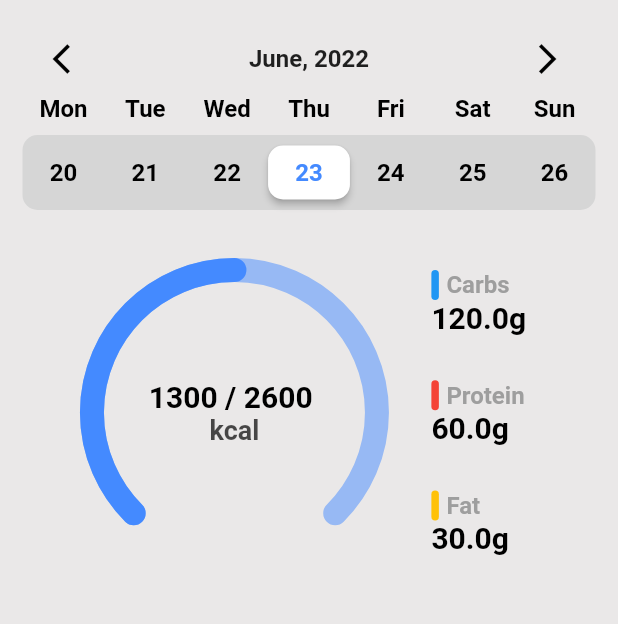
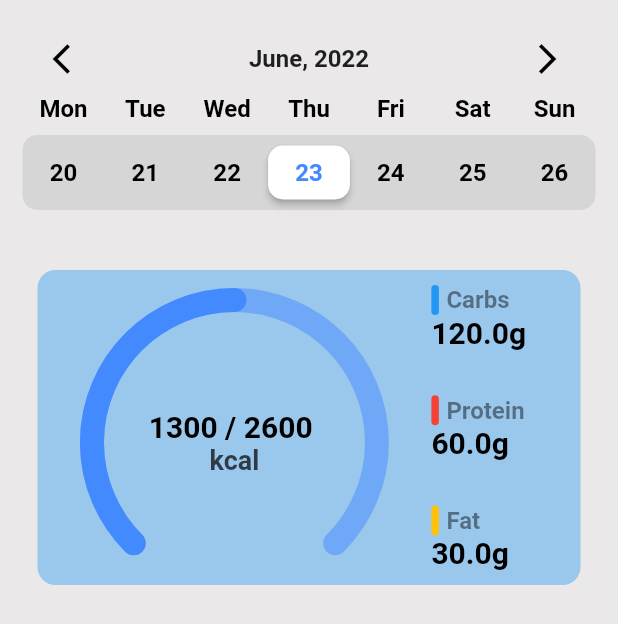
Before and after one commit to DodoorSoft/calorie_diary, a Flutter app: the screen it shows after launch, on a phone screen of 412 x 824 dp. Shown: the top 624 px of the screen. Run offline on Flutter 3.47's test engine with Material 2 defaults, Android fonts, the phone set to English and light mode, and no system bars.

Commit message:
custom card

```diff
--- /dev/null
+++ b/lib/components/custom_card.dart
@@ -0,0 +1,21 @@
+import 'package:flutter/material.dart';
+
+
+class CustomCard extends StatelessWidget {
+
+  final Color cardColor;
+  final Widget cardChild;
+
+  const CustomCard({Key? key, required this.cardColor, required this.cardChild}) : super(key: key);
+
+  @override
+  Widget build(BuildContext context) {
+    return Container(
+      decoration: BoxDecoration(
+        borderRadius: BorderRadius.circular(12),
+        color: cardColor.withOpacity(.4),
+      ),
+      child: cardChild,
+    );
+  }
+}
--- a/lib/components/macros.dart
+++ b/lib/components/macros.dart
@@ -30,7 +30,7 @@ class Macros extends StatelessWidget {
                 ),
               ),
             ),
-            Text(macroType,style: kSubTitleStyle.copyWith(color: Colors.grey)),
+            Text(macroType,style: kSubTitleStyle.copyWith(color: Colors.black45)),
           ],
         ),
         Text('${macroAmount}g',style: kSubTitleStyle.copyWith(color: Colors.black,fontSize: 20))
--- a/lib/views/home_screen.dart
+++ b/lib/views/home_screen.dart
@@ -1,4 +1,5 @@
 import 'package:calorie_diary/components/calorie_progress_bar.dart';
+import 'package:calorie_diary/components/custom_card.dart';
 import 'package:calorie_diary/components/macros.dart';
 import 'package:calorie_diary/components/top_calendar.dart';
 import 'package:calorie_diary/constants.dart';
@@ -29,13 +30,16 @@ class _HomeScreenState extends State<HomeScreen> {
               TopCalendar(parentAction: (DateTime date){}),
               Padding(
                 padding: const EdgeInsets.only(left:10.0,right: 10,top: 40),
-                child: Row(
+                child: CustomCard(
+                  cardChild: Row(
                     mainAxisAlignment: MainAxisAlignment.spaceEvenly,
                     children: [
-                    const CalorieProgressBar(goalCalories: 2600,currentCalories: 1300,),
+                      const Padding(
+                        padding: EdgeInsets.only(top:20.0),
+                        child: CalorieProgressBar(goalCalories: 2600,currentCalories: 1300,),
+                      ),
                       SizedBox(
                         height: 190,
-
                         child: Column(
                           crossAxisAlignment: CrossAxisAlignment.start,
                           mainAxisAlignment: MainAxisAlignment.spaceBetween,
@@ -48,7 +52,10 @@ class _HomeScreenState extends State<HomeScreen> {
                       )
                     ],
                   ),
-              )
+                  cardColor: Colors.blue,
+                ),
+              ),
+
             ],
           ),
         ),),),
```
Lines whose indentation alone changed are shown as unchanged.
